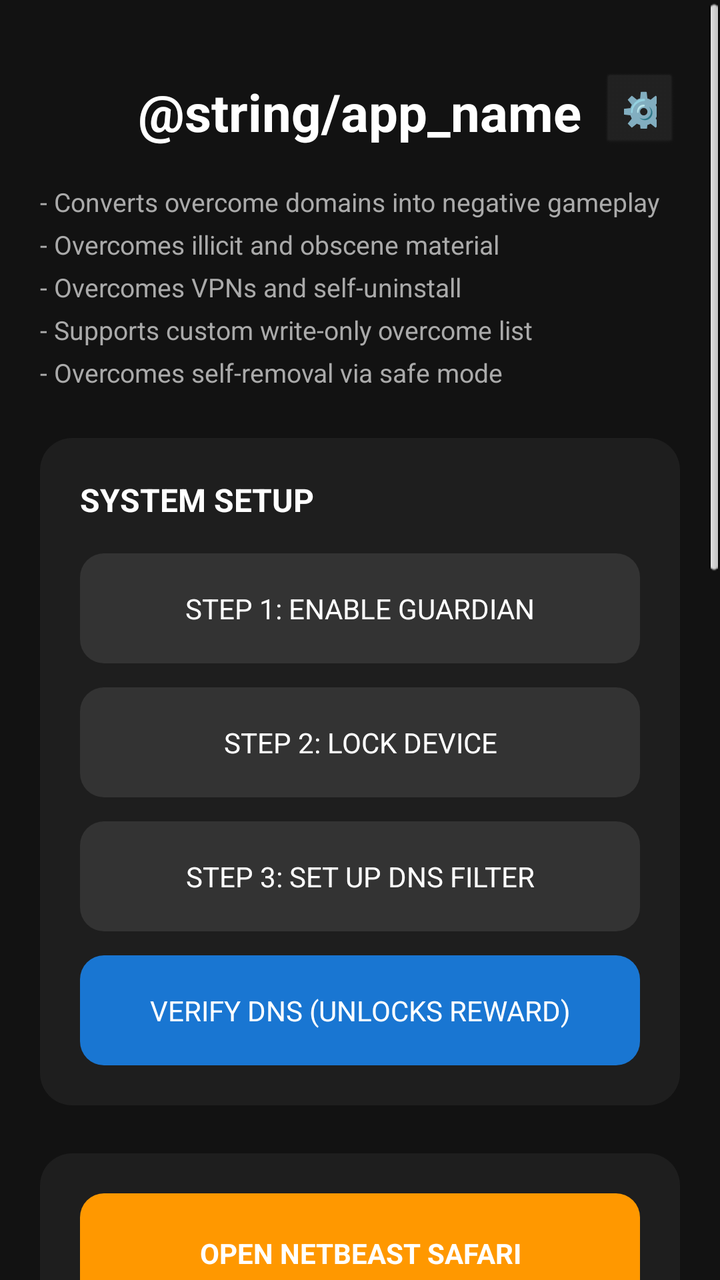
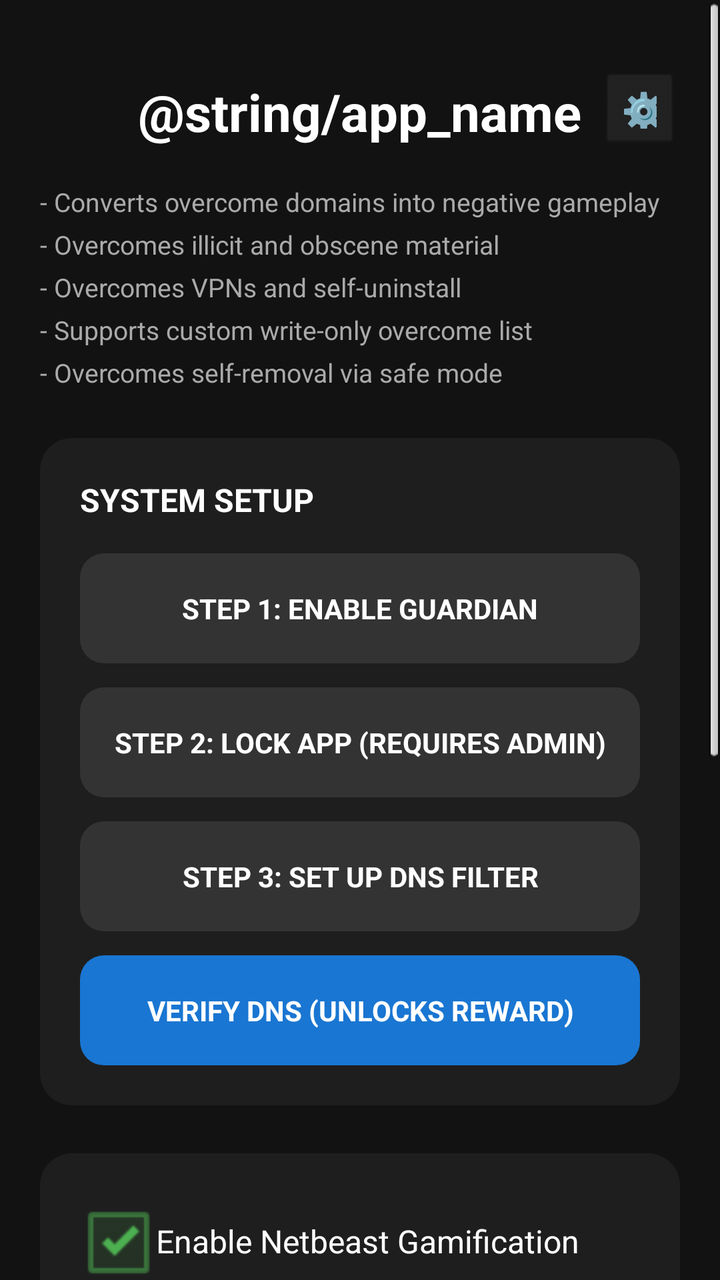

Screens rendered from an Android XML layout before and after an edit, with the pre-edit source and the edit as a unified diff.
<!-- AndroidManifest.xml: application theme android:Theme.NoTitleBar -->
<!-- res/layout/activity_main.xml -->
<?xml version="1.0" encoding="utf-8"?>
<ScrollView xmlns:android="http://schemas.android.com/apk/res/android"
    android:layout_width="match_parent" android:layout_height="match_parent"
    android:background="#121212">
    <LinearLayout android:orientation="vertical" android:padding="20dp" android:gravity="center_horizontal"
        android:layout_width="match_parent" android:layout_height="wrap_content">

        <RelativeLayout android:layout_width="match_parent" android:layout_height="wrap_content" android:layout_marginTop="16dp" android:layout_marginBottom="16dp">
            <TextView android:layout_width="wrap_content" android:layout_height="wrap_content" android:text="@string/app_name" android:textColor="#FFFFFF" android:textSize="26sp" android:textStyle="bold" android:layout_centerInParent="true"/>
            <Button android:id="@+id/btnSettings" android:layout_width="40dp" android:layout_height="40dp" android:text="⚙️" android:textSize="18sp" android:backgroundTint="#222" android:textColor="#FFF" android:layout_alignParentEnd="true" android:layout_centerVertical="true"/>
        </RelativeLayout>

        <TextView android:layout_width="match_parent" android:layout_height="wrap_content"
            android:text="- Converts overcome domains into negative gameplay\n- Overcomes illicit and obscene material\n- Overcomes VPNs and self-uninstall\n- Supports custom write-only overcome list\n- Overcomes self-removal via safe mode"
            android:textColor="#AAAAAA" android:textSize="13sp" android:layout_marginBottom="24dp" android:lineSpacingExtra="6dp"/>

        
        <LinearLayout android:id="@+id/llOnboarding" android:layout_width="match_parent" android:layout_height="wrap_content" android:orientation="vertical" android:background="@drawable/bg_card" android:padding="20dp" android:layout_marginBottom="24dp">
            <TextView android:layout_width="wrap_content" android:layout_height="wrap_content" android:text="SYSTEM SETUP" android:textColor="#FFFFFF" android:textSize="16sp" android:textStyle="bold" android:layout_marginBottom="16dp"/>
            <Button android:id="@+id/btnStep1" android:layout_width="match_parent" android:layout_height="55dp" android:text="STEP 1: ENABLE GUARDIAN" android:background="@drawable/bg_btn_standard" android:textColor="#FFFFFF" android:layout_marginBottom="12dp" android:elevation="0dp"/>
            <Button android:id="@+id/btnStep2" android:layout_width="match_parent" android:layout_height="55dp" android:text="STEP 2: LOCK DEVICE" android:background="@drawable/bg_btn_standard" android:textColor="#FFFFFF" android:layout_marginBottom="12dp" android:elevation="0dp"/>
            <Button android:id="@+id/btnStep3" android:layout_width="match_parent" android:layout_height="55dp" android:text="STEP 3: SET UP DNS FILTER" android:background="@drawable/bg_btn_standard" android:textColor="#FFFFFF" android:layout_marginBottom="12dp" android:elevation="0dp"/>
            <Button android:id="@+id/btnTestFilter" android:layout_width="match_parent" android:layout_height="55dp" android:text="VERIFY DNS (UNLOCKS REWARD)" android:background="@drawable/bg_btn_accent" android:textColor="#FFFFFF" android:elevation="0dp"/>
        </LinearLayout>

        
        <LinearLayout android:layout_width="match_parent" android:layout_height="wrap_content" android:orientation="vertical" android:background="@drawable/bg_card" android:padding="20dp" android:layout_marginBottom="24dp">
            <Button android:id="@+id/btnGame" android:layout_width="match_parent" android:layout_height="60dp" android:text="OPEN NETBEAST SAFARI" android:background="@drawable/bg_btn_accent" android:backgroundTint="#FF9800" android:textColor="#FFFFFF" android:textStyle="bold"/>
        </LinearLayout>

        
        <LinearLayout android:layout_width="match_parent" android:layout_height="wrap_content" android:orientation="vertical" android:background="@drawable/bg_card" android:padding="20dp" android:layout_marginBottom="16dp">
            <TextView android:layout_width="match_parent" android:layout_height="wrap_content" android:text="OVERCOME WEBSITES (Write Only)" android:textColor="#FFFFFF" android:textSize="14sp" android:textStyle="bold" android:layout_marginBottom="12dp"/>
            <LinearLayout android:layout_width="match_parent" android:layout_height="wrap_content" android:orientation="horizontal">
                <EditText android:id="@+id/etCustomWeb" android:layout_width="0dp" android:layout_weight="1" android:layout_height="50dp" android:background="@drawable/bg_btn_standard" android:textColor="#FFFFFF" android:hint="e.g. youtube.com" android:textColorHint="#777" android:paddingHorizontal="16dp" android:layout_marginEnd="8dp"/>
                <Button android:id="@+id/btnAddWeb" android:layout_width="wrap_content" android:layout_height="50dp" android:text="OVERCOME" android:background="@drawable/bg_btn_warning" android:textColor="#FFF"/>
            </LinearLayout>
        </LinearLayout>

        
        <LinearLayout android:layout_width="match_parent" android:layout_height="wrap_content" android:orientation="vertical" android:background="@drawable/bg_card" android:padding="20dp" android:layout_marginBottom="32dp">
            <TextView android:layout_width="match_parent" android:layout_height="wrap_content" android:text="OVERCOME APPS (Write Only)" android:textColor="#FFFFFF" android:textSize="14sp" android:textStyle="bold" android:layout_marginBottom="12dp"/>
            <LinearLayout android:layout_width="match_parent" android:layout_height="wrap_content" android:orientation="horizontal">
                <Spinner android:id="@+id/spinApps" android:layout_width="0dp" android:layout_weight="1" android:layout_height="50dp" android:background="#EEEEEE" android:layout_marginEnd="8dp"/>
                <Button android:id="@+id/btnAddApp" android:layout_width="wrap_content" android:layout_height="50dp" android:text="OVERCOME" android:background="@drawable/bg_btn_warning" android:textColor="#FFF"/>
            </LinearLayout>
        </LinearLayout>

        
        <LinearLayout android:layout_width="match_parent" android:layout_height="wrap_content" android:orientation="vertical" android:background="@drawable/bg_card" android:padding="20dp" android:layout_marginBottom="32dp">
            <TextView android:layout_width="match_parent" android:layout_height="wrap_content" android:text="--- DEVELOPER DEBUG TOOLS ---" android:textColor="#FF5252" android:textAlignment="center" android:textSize="14sp" android:textStyle="bold" android:layout_marginBottom="16dp"/>
            <Button android:id="@+id/btnDebugChecklist" android:layout_width="match_parent" android:layout_height="45dp" android:text="PRODUCTION REMOVAL CHECKLIST" android:backgroundTint="#2196F3" android:textColor="#FFF" android:layout_marginBottom="8dp"/>
            <Button android:id="@+id/btnDebugApi" android:layout_width="match_parent" android:layout_height="45dp" android:text="VIEW RAW API DATA (GEO/WEATHER)" android:backgroundTint="#009688" android:textColor="#FFF" android:layout_marginBottom="8dp"/>
            <Button android:id="@+id/btnDebugSpawns" android:layout_width="match_parent" android:layout_height="45dp" android:text="VIEW SPAWN INTELLIGENCE (HABITS)" android:backgroundTint="#3F51B5" android:textColor="#FFF" android:layout_marginBottom="8dp"/>
            <Button android:id="@+id/btnDebugLogs" android:layout_width="match_parent" android:layout_height="45dp" android:text="VIEW GUARDIAN LOGS (RED WALLS)" android:backgroundTint="#E64A19" android:textColor="#FFF" android:layout_marginBottom="8dp"/>
            <Button android:id="@+id/btnDebugReset" android:layout_width="match_parent" android:layout_height="45dp" android:text="WIPE SAVE FILES" android:backgroundTint="#7B1FA2" android:textColor="#FFF" android:layout_marginBottom="8dp"/>
            <Button android:id="@+id/btnDebugUninstall" android:layout_width="match_parent" android:layout_height="45dp" android:text="KILL &amp; UNINSTALL APP" android:backgroundTint="#D32F2F" android:textColor="#FFF"/>
        </LinearLayout>
    </LinearLayout>
</ScrollView>
<!-- resources referenced by this layout -->
<resources>
  <!-- drawable bg_btn_accent (drawable) -->
  <?xml version="1.0" encoding="utf-8"?>
  <shape xmlns:android="http://schemas.android.com/apk/res/android">
      <solid android:color="#1976D2" />
      <corners android:radius="12dp" />
  </shape>
  <!-- drawable bg_btn_standard (drawable) -->
  <?xml version="1.0" encoding="utf-8"?>
  <shape xmlns:android="http://schemas.android.com/apk/res/android">
      <solid android:color="#333333" />
      <corners android:radius="12dp" />
  </shape>
  <!-- drawable bg_btn_warning (drawable) -->
  <?xml version="1.0" encoding="utf-8"?>
  <shape xmlns:android="http://schemas.android.com/apk/res/android">
      <solid android:color="#D32F2F" />
      <corners android:radius="12dp" />
  </shape>
  <!-- drawable bg_card (drawable) -->
  <?xml version="1.0" encoding="utf-8"?>
  <shape xmlns:android="http://schemas.android.com/apk/res/android">
      <solid android:color="#1E1E1E" />
      <corners android:radius="16dp" />
  </shape>
</resources>

<!-- the commit's change to res/layout/activity_main.xml (unified diff, before → after) -->
@@ -5,56 +5,71 @@
     <LinearLayout android:orientation="vertical" android:padding="20dp" android:gravity="center_horizontal"
         android:layout_width="match_parent" android:layout_height="wrap_content">
 
+        
         <RelativeLayout android:layout_width="match_parent" android:layout_height="wrap_content" android:layout_marginTop="16dp" android:layout_marginBottom="16dp">
             <TextView android:layout_width="wrap_content" android:layout_height="wrap_content" android:text="@string/app_name" android:textColor="#FFFFFF" android:textSize="26sp" android:textStyle="bold" android:layout_centerInParent="true"/>
             <Button android:id="@+id/btnSettings" android:layout_width="40dp" android:layout_height="40dp" android:text="⚙️" android:textSize="18sp" android:backgroundTint="#222" android:textColor="#FFF" android:layout_alignParentEnd="true" android:layout_centerVertical="true"/>
         </RelativeLayout>
 
+        
         <TextView android:layout_width="match_parent" android:layout_height="wrap_content"
             android:text="- Converts overcome domains into negative gameplay\n- Overcomes illicit and obscene material\n- Overcomes VPNs and self-uninstall\n- Supports custom write-only overcome list\n- Overcomes self-removal via safe mode"
             android:textColor="#AAAAAA" android:textSize="13sp" android:layout_marginBottom="24dp" android:lineSpacingExtra="6dp"/>
 
         
-        <LinearLayout android:id="@+id/llOnboarding" android:layout_width="match_parent" android:layout_height="wrap_content" android:orientation="vertical" android:background="@drawable/bg_card" android:padding="20dp" android:layout_marginBottom="24dp">
-            <TextView android:layout_width="wrap_content" android:layout_height="wrap_content" android:text="SYSTEM SETUP" android:textColor="#FFFFFF" android:textSize="16sp" android:textStyle="bold" android:layout_marginBottom="16dp"/>
-            <Button android:id="@+id/btnStep1" android:layout_width="match_parent" android:layout_height="55dp" android:text="STEP 1: ENABLE GUARDIAN" android:background="@drawable/bg_btn_standard" android:textColor="#FFFFFF" android:layout_marginBottom="12dp" android:elevation="0dp"/>
-            <Button android:id="@+id/btnStep2" android:layout_width="match_parent" android:layout_height="55dp" android:text="STEP 2: LOCK DEVICE" android:background="@drawable/bg_btn_standard" android:textColor="#FFFFFF" android:layout_marginBottom="12dp" android:elevation="0dp"/>
-            <Button android:id="@+id/btnStep3" android:layout_width="match_parent" android:layout_height="55dp" android:text="STEP 3: SET UP DNS FILTER" android:background="@drawable/bg_btn_standard" android:textColor="#FFFFFF" android:layout_marginBottom="12dp" android:elevation="0dp"/>
-            <Button android:id="@+id/btnTestFilter" android:layout_width="match_parent" android:layout_height="55dp" android:text="VERIFY DNS (UNLOCKS REWARD)" android:background="@drawable/bg_btn_accent" android:textColor="#FFFFFF" android:elevation="0dp"/>
+        <include layout="@layout/card_onboarding"/>
+
+        
+        <LinearLayout style="@style/AppCard">
+            <CheckBox android:id="@+id/cbGamification" android:layout_width="match_parent" android:layout_height="wrap_content" android:text="Enable Netbeast Gamification" android:textColor="#FFFFFF" android:buttonTint="#4CAF50" android:layout_marginBottom="16dp" android:checked="true"/>
+            <Button android:id="@+id/btnGame" style="@style/AppButton.Accent" android:backgroundTint="#FF9800" android:text="OPEN NETBEAST SAFARI" android:layout_marginBottom="0dp"/>
         </LinearLayout>
 
-        
-        <LinearLayout android:layout_width="match_parent" android:layout_height="wrap_content" android:orientation="vertical" android:background="@drawable/bg_card" android:padding="20dp" android:layout_marginBottom="24dp">
-            <Button android:id="@+id/btnGame" android:layout_width="match_parent" android:layout_height="60dp" android:text="OPEN NETBEAST SAFARI" android:background="@drawable/bg_btn_accent" android:backgroundTint="#FF9800" android:textColor="#FFFFFF" android:textStyle="bold"/>
-        </LinearLayout>
+        <include layout="@layout/card_overcome"/>
+        <include layout="@layout/card_debug"/>
 
-        
-        <LinearLayout android:layout_width="match_parent" android:layout_height="wrap_content" android:orientation="vertical" android:background="@drawable/bg_card" android:padding="20dp" android:layout_marginBottom="16dp">
-            <TextView android:layout_width="match_parent" android:layout_height="wrap_content" android:text="OVERCOME WEBSITES (Write Only)" android:textColor="#FFFFFF" android:textSize="14sp" android:textStyle="bold" android:layout_marginBottom="12dp"/>
-            <LinearLayout android:layout_width="match_parent" android:layout_height="wrap_content" android:orientation="horizontal">
-                <EditText android:id="@+id/etCustomWeb" android:layout_width="0dp" android:layout_weight="1" android:layout_height="50dp" android:background="@drawable/bg_btn_standard" android:textColor="#FFFFFF" android:hint="e.g. youtube.com" android:textColorHint="#777" android:paddingHorizontal="16dp" android:layout_marginEnd="8dp"/>
-                <Button android:id="@+id/btnAddWeb" android:layout_width="wrap_content" android:layout_height="50dp" android:text="OVERCOME" android:background="@drawable/bg_btn_warning" android:textColor="#FFF"/>
-            </LinearLayout>
-        </LinearLayout>
-
-        
-        <LinearLayout android:layout_width="match_parent" android:layout_height="wrap_content" android:orientation="vertical" android:background="@drawable/bg_card" android:padding="20dp" android:layout_marginBottom="32dp">
-            <TextView android:layout_width="match_parent" android:layout_height="wrap_content" android:text="OVERCOME APPS (Write Only)" android:textColor="#FFFFFF" android:textSize="14sp" android:textStyle="bold" android:layout_marginBottom="12dp"/>
-            <LinearLayout android:layout_width="match_parent" android:layout_height="wrap_content" android:orientation="horizontal">
-                <Spinner android:id="@+id/spinApps" android:layout_width="0dp" android:layout_weight="1" android:layout_height="50dp" android:background="#EEEEEE" android:layout_marginEnd="8dp"/>
-                <Button android:id="@+id/btnAddApp" android:layout_width="wrap_content" android:layout_height="50dp" android:text="OVERCOME" android:background="@drawable/bg_btn_warning" android:textColor="#FFF"/>
-            </LinearLayout>
-        </LinearLayout>
-
-        
-        <LinearLayout android:layout_width="match_parent" android:layout_height="wrap_content" android:orientation="vertical" android:background="@drawable/bg_card" android:padding="20dp" android:layout_marginBottom="32dp">
-            <TextView android:layout_width="match_parent" android:layout_height="wrap_content" android:text="--- DEVELOPER DEBUG TOOLS ---" android:textColor="#FF5252" android:textAlignment="center" android:textSize="14sp" android:textStyle="bold" android:layout_marginBottom="16dp"/>
-            <Button android:id="@+id/btnDebugChecklist" android:layout_width="match_parent" android:layout_height="45dp" android:text="PRODUCTION REMOVAL CHECKLIST" android:backgroundTint="#2196F3" android:textColor="#FFF" android:layout_marginBottom="8dp"/>
-            <Button android:id="@+id/btnDebugApi" android:layout_width="match_parent" android:layout_height="45dp" android:text="VIEW RAW API DATA (GEO/WEATHER)" android:backgroundTint="#009688" android:textColor="#FFF" android:layout_marginBottom="8dp"/>
-            <Button android:id="@+id/btnDebugSpawns" android:layout_width="match_parent" android:layout_height="45dp" android:text="VIEW SPAWN INTELLIGENCE (HABITS)" android:backgroundTint="#3F51B5" android:textColor="#FFF" android:layout_marginBottom="8dp"/>
-            <Button android:id="@+id/btnDebugLogs" android:layout_width="match_parent" android:layout_height="45dp" android:text="VIEW GUARDIAN LOGS (RED WALLS)" android:backgroundTint="#E64A19" android:textColor="#FFF" android:layout_marginBottom="8dp"/>
-            <Button android:id="@+id/btnDebugReset" android:layout_width="match_parent" android:layout_height="45dp" android:text="WIPE SAVE FILES" android:backgroundTint="#7B1FA2" android:textColor="#FFF" android:layout_marginBottom="8dp"/>
-            <Button android:id="@+id/btnDebugUninstall" android:layout_width="match_parent" android:layout_height="45dp" android:text="KILL &amp; UNINSTALL APP" android:backgroundTint="#D32F2F" android:textColor="#FFF"/>
+    </LinearLayout>
+</ScrollView>
+<!-- res/layout/card_onboarding.xml (included above) -->
+<?xml version="1.0" encoding="utf-8"?>
+<LinearLayout xmlns:android="http://schemas.android.com/apk/res/android"
+    android:id="@+id/llOnboarding" style="@style/AppCard">
+    <TextView android:layout_width="wrap_content" android:layout_height="wrap_content" style="@style/TextHeader" android:text="SYSTEM SETUP"/>
+    <Button android:id="@+id/btnStep1" style="@style/AppButton.Standard" android:text="STEP 1: ENABLE GUARDIAN"/>
+    <Button android:id="@+id/btnStep2" style="@style/AppButton.Standard" android:text="STEP 2: LOCK APP (REQUIRES ADMIN)"/>
+    <Button android:id="@+id/btnStep3" style="@style/AppButton.Standard" android:text="STEP 3: SET UP DNS FILTER"/>
+    <Button android:id="@+id/btnTestFilter" style="@style/AppButton.Accent" android:text="VERIFY DNS (UNLOCKS REWARD)" android:layout_marginBottom="0dp"/>
+    <Button android:id="@+id/btnStep4" style="@style/AppButton.Standard" android:text="STEP 4: FIX BATTERY SETTINGS" android:layout_marginTop="12dp" android:visibility="gone"/>
+</LinearLayout>
+<!-- res/layout/card_overcome.xml (included above) -->
+<?xml version="1.0" encoding="utf-8"?>
+<LinearLayout xmlns:android="http://schemas.android.com/apk/res/android"
+    android:layout_width="match_parent" android:layout_height="wrap_content" android:orientation="vertical">
+    
+    
+    <LinearLayout android:id="@+id/cardOvercomeWeb" style="@style/AppCard" android:visibility="gone">
+        <TextView android:layout_width="match_parent" android:layout_height="wrap_content" style="@style/TextHeader" android:text="OVERCOME WEBSITES (Write Only)" android:textSize="14sp"/>
+        <LinearLayout android:layout_width="match_parent" android:layout_height="wrap_content" android:orientation="horizontal">
+            <EditText android:id="@+id/etCustomWeb" android:layout_width="0dp" android:layout_weight="1" android:layout_height="50dp" android:background="@drawable/bg_btn_standard" android:textColor="#FFFFFF" android:hint="e.g. youtube.com" android:textColorHint="#777" android:paddingHorizontal="16dp" android:layout_marginEnd="8dp"/>
+            <Button android:id="@+id/btnAddWeb" android:layout_width="wrap_content" android:layout_height="50dp" android:text="OVERCOME" android:background="@drawable/bg_btn_warning" android:textColor="#FFF"/>
         </LinearLayout>
     </LinearLayout>
-</ScrollView>
+
+    
+    <LinearLayout android:id="@+id/cardOvercomeApp" style="@style/AppCard" android:visibility="gone" android:layout_marginBottom="32dp">
+        <TextView android:layout_width="match_parent" android:layout_height="wrap_content" style="@style/TextHeader" android:text="OVERCOME APPS (Write Only)" android:textSize="14sp"/>
+        <LinearLayout android:layout_width="match_parent" android:layout_height="wrap_content" android:orientation="horizontal">
+            <Spinner android:id="@+id/spinApps" android:layout_width="0dp" android:layout_weight="1" android:layout_height="50dp" android:background="#EEEEEE" android:layout_marginEnd="8dp"/>
+            <Button android:id="@+id/btnAddApp" android:layout_width="wrap_content" android:layout_height="50dp" android:text="OVERCOME" android:background="@drawable/bg_btn_warning" android:textColor="#FFF"/>
+        </LinearLayout>
+    </LinearLayout>
+</LinearLayout>
+<!-- res/layout/card_debug.xml (included above) -->
+<?xml version="1.0" encoding="utf-8"?>
+<LinearLayout xmlns:android="http://schemas.android.com/apk/res/android"
+    style="@style/AppCard" android:layout_marginBottom="32dp">
+    <TextView android:layout_width="match_parent" android:layout_height="wrap_content" style="@style/TextHeader" android:text="--- DEVELOPER DEBUG TOOLS ---" android:textColor="#FF5252" android:textAlignment="center"/>
+    <Button android:id="@+id/btnDebugConsole" style="@style/AppButton" android:backgroundTint="#3F51B5" android:text="OPEN MASTER DEBUG CONSOLE"/>
+    <Button android:id="@+id/btnDebugReset" style="@style/AppButton" android:backgroundTint="#7B1FA2" android:text="WIPE SAVE FILES"/>
+    <Button android:id="@+id/btnDebugUninstall" style="@style/AppButton.Red" android:text="KILL &amp; UNINSTALL APP" android:layout_marginBottom="0dp"/>
+</LinearLayout>
<!-- resource entries referenced after the edit -->
@@ -18,6 +18,37 @@
       <solid android:color="#D32F2F" />
       <corners android:radius="12dp" />
   </shape>
+  <style name="AppButton">
+          <item name="android:layout_width">match_parent</item>
+          <item name="android:layout_height">55dp</item>
+          <item name="android:textColor">#FFFFFF</item>
+          <item name="android:elevation">0dp</item>
+          <item name="android:layout_marginBottom">12dp</item>
+          <item name="android:textStyle">bold</item>
+      </style>
+  <style name="AppButton.Accent">
+          <item name="android:background">@drawable/bg_btn_accent</item>
+      </style>
+  <style name="AppButton.Red">
+          <item name="android:backgroundTint">#D32F2F</item>
+      </style>
+  <style name="AppButton.Standard">
+          <item name="android:background">@drawable/bg_btn_standard</item>
+      </style>
+  <style name="AppCard">
+          <item name="android:layout_width">match_parent</item>
+          <item name="android:layout_height">wrap_content</item>
+          <item name="android:orientation">vertical</item>
+          <item name="android:background">@drawable/bg_card</item>
+          <item name="android:padding">20dp</item>
+          <item name="android:layout_marginBottom">24dp</item>
+      </style>
+  <style name="TextHeader">
+          <item name="android:textColor">#FFFFFF</item>
+          <item name="android:textSize">16sp</item>
+          <item name="android:textStyle">bold</item>
+          <item name="android:layout_marginBottom">16dp</item>
+      </style>
   <!-- drawable bg_card (drawable) -->
   <?xml version="1.0" encoding="utf-8"?>
   <shape xmlns:android="http://schemas.android.com/apk/res/android">
